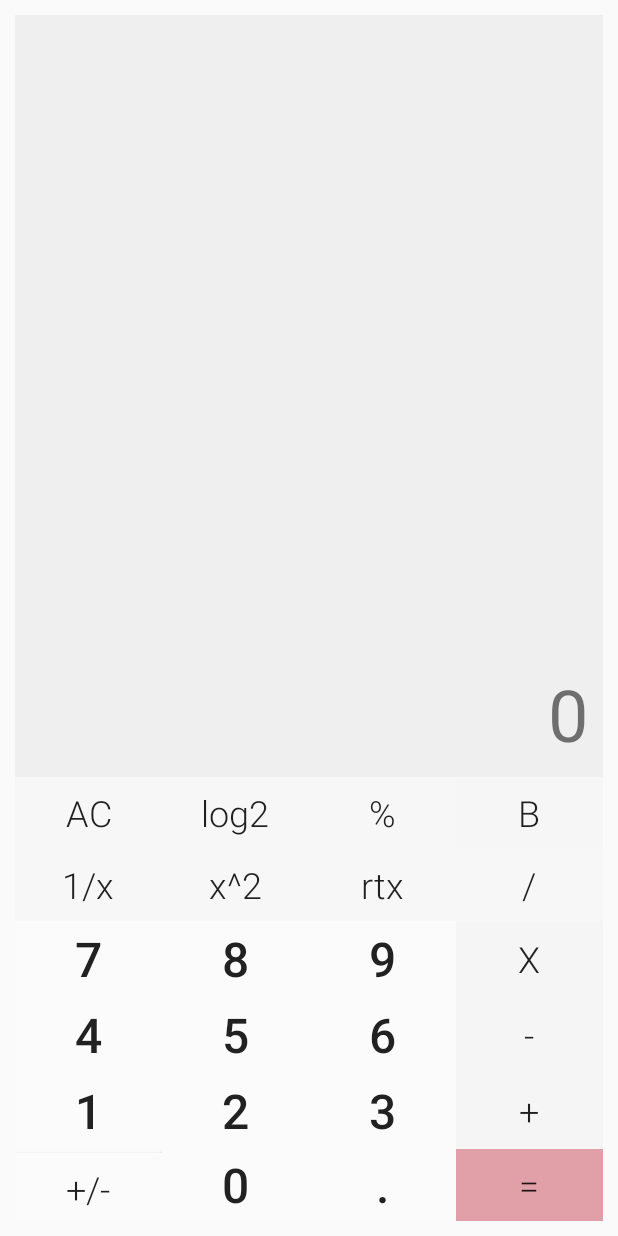
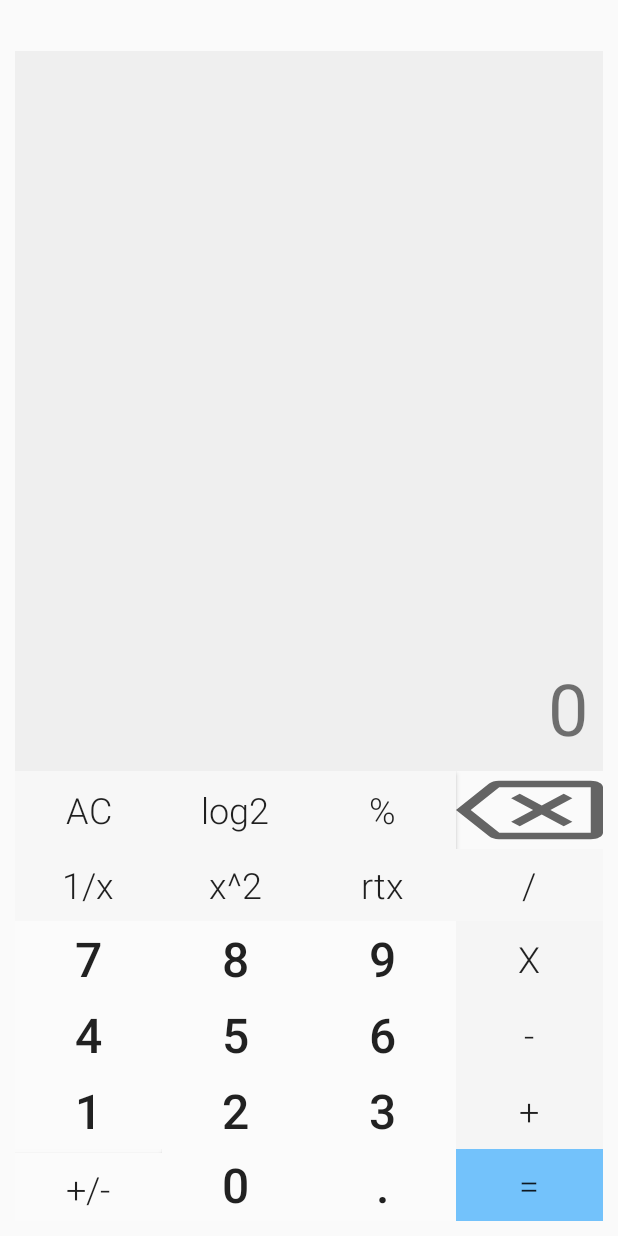
Before and after one commit to tyadav4268/calculator, an Android app: the layout activity_main.xml on its own in the app's theme, with its tools: preview values and no code run, on a phone screen of 412 x 824 dp. Run offline under Robolectric (Android 15) with nearby library versions, the phone set to English and light mode, and no system bars.

Commit message:
Add onClick listener to number buttons and basic operations and equals button Add new textView to show completer calculation

```diff
--- a/app/build.gradle
+++ b/app/build.gradle
@@ -22,6 +22,9 @@ android {
             proguardFiles getDefaultProguardFile('proguard-android-optimize.txt'), 'proguard-rules.pro'
         }
     }
+    buildFeatures {
+        viewBinding = true
+    }
     compileOptions {
         sourceCompatibility JavaVersion.VERSION_1_8
         targetCompatibility JavaVersion.VERSION_1_8
--- /dev/null
+++ b/app/src/main/res/drawable/ic_outline_backspace_24.xml
@@ -0,0 +1,5 @@
+<vector android:autoMirrored="true" android:height="8dp"
+    android:tint="?attr/colorControlNormal" android:viewportHeight="24"
+    android:viewportWidth="24" android:width="6dp" xmlns:android="http://schemas.android.com/apk/res/android">
+    <path android:fillColor="@android:color/white" android:pathData="M22,3L7,3c-0.69,0 -1.23,0.35 -1.59,0.88L0,12l5.41,8.11c0.36,0.53 0.9,0.89 1.59,0.89h15c1.1,0 2,-0.9 2,-2L24,5c0,-1.1 -0.9,-2 -2,-2zM22,19L7.07,19L2.4,12l4.66,-7L22,5v14zM10.41,17L14,13.41 17.59,17 19,15.59 15.41,12 19,8.41 17.59,7 14,10.59 10.41,7 9,8.41 12.59,12 9,15.59z"/>
+</vector>
--- a/app/src/main/res/layout/activity_main.xml
+++ b/app/src/main/res/layout/activity_main.xml
@@ -1,6 +1,5 @@
 <?xml version="1.0" encoding="utf-8"?>
 <LinearLayout xmlns:android="http://schemas.android.com/apk/res/android"
-    xmlns:app="http://schemas.android.com/apk/res-auto"
     xmlns:tools="http://schemas.android.com/tools"
     android:layout_width="match_parent"
     android:layout_height="match_parent"
@@ -10,15 +9,21 @@
 
 
     <TextView
-        android:id="@+id/textView"
+        android:id="@+id/calciDetails"
         android:layout_width="match_parent"
         android:layout_height="wrap_content"
+        android:textSize="17sp" />
+
+    <TextView
+        android:id="@+id/inputOuput"
+        android:layout_width="match_parent"
+        android:layout_height="0dp"
         android:layout_weight="1"
         android:background="@color/textBackground"
-        android:gravity="bottom|right"
+        android:gravity="bottom|end"
         android:padding="10dp"
         android:paddingTop="30dp"
-        android:text="0"
+        android:text="@string/_0"
         android:textSize="48sp" />
 
     <TableLayout
@@ -30,45 +35,43 @@
             android:layout_height="match_parent">
 
             <Button
-                android:id="@+id/button4"
+                android:id="@+id/buAC"
                 android:layout_width="wrap_content"
                 android:layout_height="match_parent"
                 android:layout_weight="1"
                 android:background="@color/rowButtonBackground"
                 android:fontFamily="sans-serif-light"
-                android:text="AC"
-                android:textSize="24dp" />
+                android:text="@string/ac"
+                android:textSize="24sp" />
 
             <Button
-                android:id="@+id/button3"
+                android:id="@+id/buLog"
                 android:layout_width="wrap_content"
                 android:layout_height="match_parent"
                 android:layout_weight="1"
                 android:background="@color/rowButtonBackground"
                 android:fontFamily="sans-serif-light"
-                android:text="log2"
+                android:text="@string/log2"
                 android:textAllCaps="false"
-                android:textSize="24dp" />
+                android:textSize="24sp" />
 
             <Button
-                android:id="@+id/button2"
+                android:id="@+id/buPercent"
                 android:layout_width="wrap_content"
                 android:layout_height="match_parent"
                 android:layout_weight="1"
                 android:background="@color/rowButtonBackground"
                 android:fontFamily="sans-serif-light"
-                android:text="%"
-                android:textSize="24dp" />
+                android:text="@string/percent"
+                android:textSize="24sp" />
 
             <Button
-                android:id="@+id/button"
+                android:id="@+id/buBack"
                 android:layout_width="wrap_content"
                 android:layout_height="match_parent"
                 android:layout_weight="1"
-                android:background="@color/endButtonBackground"
-                android:fontFamily="sans-serif-light"
-                android:text="B"
-                android:textSize="24dp" />
+                android:background="@drawable/ic_outline_backspace_24"
+                />
         </TableRow>
 
         <TableRow
@@ -76,47 +79,47 @@
             android:layout_height="match_parent" >
 
             <Button
-                android:id="@+id/button23"
+                android:id="@+id/buOneByX"
                 android:layout_width="wrap_content"
                 android:layout_height="wrap_content"
                 android:layout_weight="1"
                 android:background="@color/rowButtonBackground"
                 android:fontFamily="sans-serif-light"
-                android:text="1/x"
+                android:text="@string/_1_x"
                 android:textAllCaps="false"
-                android:textSize="24dp" />
+                android:textSize="24sp" />
 
             <Button
-                android:id="@+id/button22"
+                android:id="@+id/buSquare"
                 android:layout_width="wrap_content"
                 android:layout_height="wrap_content"
                 android:layout_weight="1"
                 android:background="@color/rowButtonBackground"
                 android:fontFamily="sans-serif-light"
-                android:text="x^2"
+                android:text="@string/x_2"
                 android:textAllCaps="false"
-                android:textSize="24dp" />
+                android:textSize="24sp" />
 
             <Button
-                android:id="@+id/button21"
+                android:id="@+id/buUnderRoot"
                 android:layout_width="wrap_content"
                 android:layout_height="wrap_content"
                 android:layout_weight="1"
                 android:background="@color/rowButtonBackground"
                 android:fontFamily="sans-serif-light"
-                android:text="rtx"
+                android:text="@string/underRoot"
                 android:textAllCaps="false"
-                android:textSize="24dp" />
+                android:textSize="24sp" />
 
             <Button
-                android:id="@+id/button20"
+                android:id="@+id/buDivide"
                 android:layout_width="wrap_content"
                 android:layout_height="match_parent"
                 android:layout_weight="1"
                 android:background="@color/rowButtonBackground"
                 android:fontFamily="sans-serif-light"
-                android:text="/"
-                android:textSize="24dp" />
+                android:text="@string/divide"
+                android:textSize="24sp" />
         </TableRow>
 
         <TableRow
@@ -124,44 +127,44 @@
             android:layout_height="match_parent">
 
             <Button
-                android:id="@+id/button8"
+                android:id="@+id/bu7"
                 android:layout_width="wrap_content"
                 android:layout_height="match_parent"
                 android:layout_weight="1"
                 android:background="@color/numbersBackground"
                 android:fontFamily="sans-serif-medium"
-                android:text="7"
+                android:text="@string/_7"
                 android:textSize="32sp" />
 
             <Button
-                android:id="@+id/button7"
+                android:id="@+id/bu8"
                 android:layout_width="wrap_content"
                 android:layout_height="match_parent"
                 android:layout_weight="1"
                 android:background="@color/numbersBackground"
                 android:fontFamily="sans-serif-medium"
-                android:text="8"
+                android:text="@string/_8"
                 android:textSize="32sp" />
 
             <Button
-                android:id="@+id/button6"
+                android:id="@+id/bu9"
                 android:layout_width="wrap_content"
                 android:layout_height="match_parent"
                 android:layout_weight="1"
                 android:background="@color/numbersBackground"
                 android:fontFamily="sans-serif-medium"
-                android:text="9"
+                android:text="@string/_9"
                 android:textSize="32sp" />
 
             <Button
-                android:id="@+id/button5"
+                android:id="@+id/buMultiply"
                 android:layout_width="wrap_content"
                 android:layout_height="match_parent"
                 android:layout_weight="1"
                 android:background="@color/colButtonBackground"
                 android:fontFamily="sans-serif-light"
-                android:text="X"
-                android:textSize="24dp" />
+                android:text="@string/x"
+                android:textSize="24sp" />
         </TableRow>
 
         <TableRow
@@ -169,44 +172,44 @@
             android:layout_height="match_parent">
 
             <Button
-                android:id="@+id/button12"
+                android:id="@+id/bu4"
                 android:layout_width="wrap_content"
                 android:layout_height="match_parent"
                 android:layout_weight="1"
                 android:background="@color/numbersBackground"
                 android:fontFamily="sans-serif-medium"
-                android:text="4"
+                android:text="@string/_4"
                 android:textSize="32sp" />
 
             <Button
-                android:id="@+id/button11"
+                android:id="@+id/bu5"
                 android:layout_width="wrap_content"
                 android:layout_height="match_parent"
                 android:layout_weight="1"
                 android:background="@color/numbersBackground"
                 android:fontFamily="sans-serif-medium"
-                android:text="5"
+                android:text="@string/_5"
                 android:textSize="32sp" />
 
             <Button
-                android:id="@+id/button10"
+                android:id="@+id/bu6"
                 android:layout_width="wrap_content"
                 android:layout_height="match_parent"
                 android:layout_weight="1"
                 android:background="@color/numbersBackground"
                 android:fontFamily="sans-serif-medium"
-                android:text="6"
+                android:text="@string/_6"
                 android:textSize="32sp" />
 
             <Button
-                android:id="@+id/button9"
+                android:id="@+id/buMinus"
                 android:layout_width="wrap_content"
                 android:layout_height="match_parent"
                 android:layout_weight="1"
                 android:background="@color/colButtonBackground"
                 android:fontFamily="sans-serif-light"
-                android:text="-"
-                android:textSize="24dp" />
+                android:text="@string/minus"
+                android:textSize="24sp" />
         </TableRow>
 
         <TableRow
@@ -214,44 +217,44 @@
             android:layout_height="match_parent">
 
             <Button
-                android:id="@+id/button16"
+                android:id="@+id/bu1"
                 android:layout_width="wrap_content"
                 android:layout_height="match_parent"
                 android:layout_weight="1"
                 android:background="@color/numbersBackground"
                 android:fontFamily="sans-serif-medium"
-                android:text="1"
+                android:text="@string/_1"
                 android:textSize="32sp" />
 
             <Button
-                android:id="@+id/button15"
+                android:id="@+id/bu2"
                 android:layout_width="wrap_content"
                 android:layout_height="match_parent"
                 android:layout_weight="1"
                 android:background="@color/numbersBackground"
                 android:fontFamily="sans-serif-medium"
-                android:text="2"
+                android:text="@string/_2"
                 android:textSize="32sp" />
 
             <Button
-                android:id="@+id/button14"
+                android:id="@+id/bu3"
                 android:layout_width="wrap_content"
                 android:layout_height="match_parent"
                 android:layout_weight="1"
                 android:background="@color/numbersBackground"
                 android:fontFamily="sans-serif-medium"
-                android:text="3"
+                android:text="@string/_3"
                 android:textSize="32sp" />
 
             <Button
-                android:id="@+id/button13"
+                android:id="@+id/buPlus"
                 android:layout_width="wrap_content"
                 android:layout_height="match_parent"
                 android:layout_weight="1"
                 android:background="@color/colButtonBackground"
                 android:fontFamily="sans-serif-light"
-                android:text="+"
-                android:textSize="24dp" />
+                android:text="@string/plus"
+                android:textSize="24sp" />
         </TableRow>
     </TableLayout>
 
@@ -261,44 +264,44 @@
         android:orientation="horizontal">
 
         <Button
-            android:id="@+id/button24"
+            android:id="@+id/buPlusMinus"
             android:layout_width="wrap_content"
             android:layout_height="wrap_content"
             android:layout_weight="1"
             android:background="@color/numbersBackground"
             android:fontFamily="sans-serif-light"
-            android:text="+/-"
-            android:textSize="24dp" />
+            android:text="@string/plus_minus"
+            android:textSize="24sp" />
 
         <Button
-            android:id="@+id/button19"
+            android:id="@+id/bu0"
             android:layout_width="wrap_content"
             android:layout_height="match_parent"
             android:layout_weight="1"
             android:background="@color/numbersBackground"
             android:fontFamily="sans-serif-medium"
-            android:text="0"
+            android:text="@string/_0"
             android:textSize="32sp" />
 
         <Button
-            android:id="@+id/button18"
+            android:id="@+id/buDot"
             android:layout_width="wrap_content"
             android:layout_height="match_parent"
             android:layout_weight="1"
             android:background="@color/numbersBackground"
             android:fontFamily="sans-serif-medium"
-            android:text="."
-            android:textSize="32dp" />
+            android:text="@string/dot"
+            android:textSize="32sp" />
 
         <Button
-            android:id="@+id/button17"
+            android:id="@+id/buEquals"
             android:layout_width="wrap_content"
             android:layout_height="match_parent"
             android:layout_weight="1"
             android:background="@color/equalsBackground"
             android:fontFamily="sans-serif-light"
-            android:text="="
-            android:textSize="24dp" />
+            android:text="@string/equals"
+            android:textSize="24sp" />
     </LinearLayout>
 
 </LinearLayout>
--- a/app/src/main/res/values/colors.xml
+++ b/app/src/main/res/values/colors.xml
@@ -12,6 +12,6 @@
     <color name="endButtonBackground">#F6F6F6</color>
     <color name="colButtonBackground">#F5F5F5</color>
     <color name="numbersBackground">#FBFBFB</color>
-    <color name="equalsBackground">#E1A0A8</color>
+    <color name="equalsBackground">#73C2FB</color>
 
 </resources>
--- a/app/src/main/res/values/strings.xml
+++ b/app/src/main/res/values/strings.xml
@@ -1,3 +1,29 @@
 <resources>
     <string name="app_name">Calculator</string>
+    <string name="underRoot">rtx</string>
+    <string name="_6">6</string>
+    <string name="minus">-</string>
+    <string name="_1">1</string>
+    <string name="_2">2</string>
+    <string name="_3">3</string>
+    <string name="plus">+</string>
+    <string name="plusMinus">+/-</string>
+    <string name="_0">0</string>
+    <string name="dot">.</string>
+    <string name="equals">=</string>
+    <string name="percent">%</string>
+    <string name="_1_x">1/x</string>
+    <string name="x_2">x^2</string>
+    <string name="rtx">rtx</string>
+    <string name="divide">/</string>
+    <string name="_7">7</string>
+    <string name="_8">8</string>
+    <string name="_9">9</string>
+    <string name="x">X</string>
+    <string name="_4">4</string>
+    <string name="_5">5</string>
+    <string name="plus_minus">+/-</string>
+    <string name="ac">AC</string>
+    <string name="log2">log2</string>
+    <string name="calciDetails">%1$s %2$s %3$s %4$s %5$s</string>
 </resources>
```
Also changed, not shown: app/src/main/java/com/tej/calculator/MainActivity.kt (+135 -1 lines).
